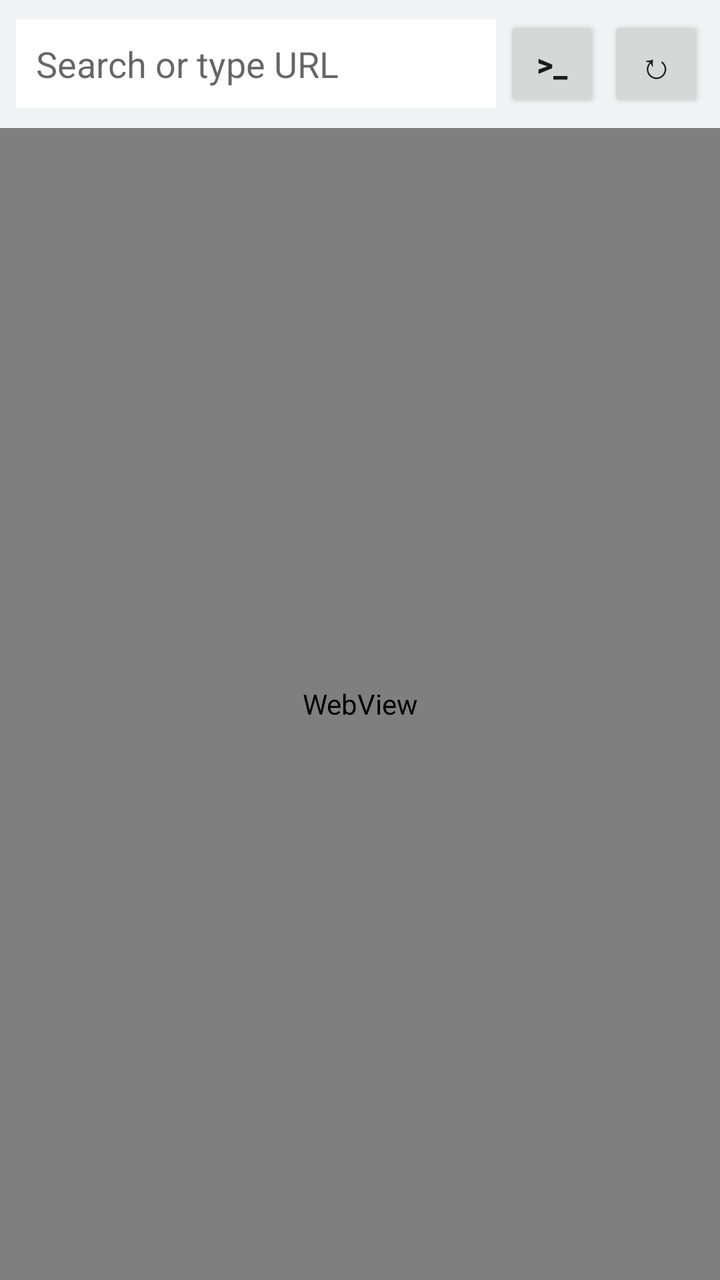
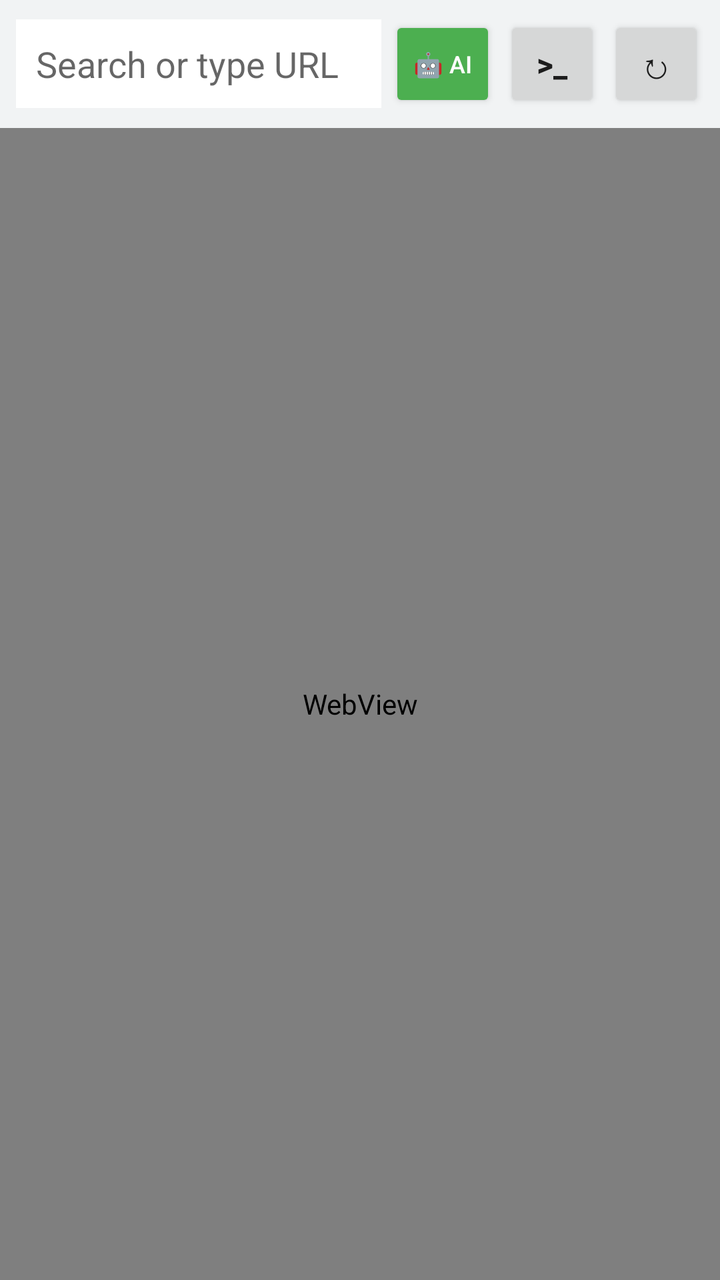

Two renders of the same Android screen: before a commit and after it. Below are the layout's source before the change and the commit's diff.
<!-- AndroidManifest.xml: application theme AppTheme -->
<!-- res/layout/activity_browser.xml -->
<?xml version="1.0" encoding="utf-8"?>
<LinearLayout xmlns:android="http://schemas.android.com/apk/res/android"
    android:layout_width="match_parent"
    android:layout_height="match_parent"
    android:orientation="vertical"
    android:background="#FFFFFF">

    
    <LinearLayout
        android:layout_width="match_parent"
        android:layout_height="wrap_content"
        android:orientation="horizontal"
        android:padding="8dp"
        android:background="#F1F3F4"
        android:gravity="center_vertical">

        <EditText
            android:id="@+id/url_bar"
            android:layout_width="0dp"
            android:layout_height="wrap_content"
            android:layout_weight="1"
            android:hint="Search or type URL"
            android:inputType="textUri"
            android:imeOptions="actionGo"
            android:singleLine="true"
            android:background="#FFFFFF"
            android:padding="10dp" />

        
        <Button
            android:id="@+id/btn_terminal"
            android:layout_width="wrap_content"
            android:layout_height="wrap_content"
            android:layout_marginStart="4dp"
            android:text=">_"
            android:textSize="16sp"
            android:textStyle="bold"
            android:minWidth="48dp"
            android:paddingHorizontal="12dp" />

        
        <Button
            android:id="@+id/btn_reload"
            android:layout_width="wrap_content"
            android:layout_height="wrap_content"
            android:layout_marginStart="4dp"
            android:text="↻"
            android:textSize="18sp"
            android:minWidth="48dp"
            android:paddingHorizontal="12dp" />

    </LinearLayout>

    
    <WebView
        android:id="@+id/webview"
        android:layout_width="match_parent"
        android:layout_height="0dp"
        android:layout_weight="1" />

</LinearLayout>
<!-- resources referenced by this layout -->
<resources>
  <style name="AppTheme" parent="@android:style/Theme.Material.Light.NoActionBar">
          <item name="android:statusBarColor">#FFFFFF</item>
          <item name="android:windowLightStatusBar">true</item>
          <item name="android:navigationBarColor">#FFFFFF</item>
      </style>
</resources>

<!-- the commit's change to res/layout/activity_browser.xml (unified diff, before → after) -->
@@ -5,7 +5,6 @@
     android:orientation="vertical"
     android:background="#FFFFFF">
 
-    
     <LinearLayout
         android:layout_width="match_parent"
         android:layout_height="wrap_content"
@@ -26,7 +25,17 @@
             android:background="#FFFFFF"
             android:padding="10dp" />
 
-        
+        <Button
+            android:id="@+id/btn_agent"
+            android:layout_width="wrap_content"
+            android:layout_height="wrap_content"
+            android:layout_marginStart="4dp"
+            android:text="🤖 AI"
+            android:textSize="12sp"
+            android:minWidth="48dp"
+            android:backgroundTint="#4CAF50"
+            android:textColor="#FFFFFF" />
+
         <Button
             android:id="@+id/btn_terminal"
             android:layout_width="wrap_content"
@@ -38,7 +47,6 @@
             android:minWidth="48dp"
             android:paddingHorizontal="12dp" />
 
-        
         <Button
             android:id="@+id/btn_reload"
             android:layout_width="wrap_content"
@@ -51,7 +59,6 @@
 
     </LinearLayout>
 
-    
     <WebView
         android:id="@+id/webview"
         android:layout_width="match_parent"
